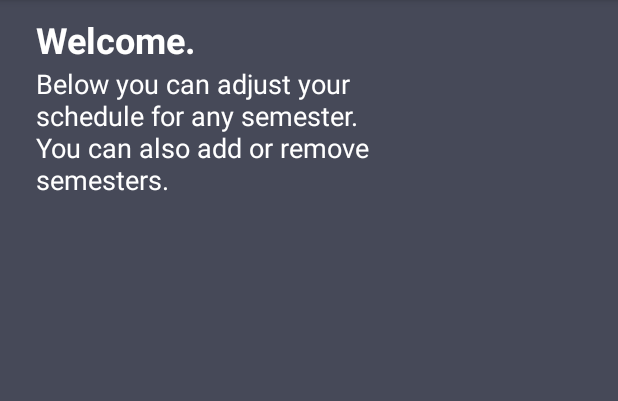
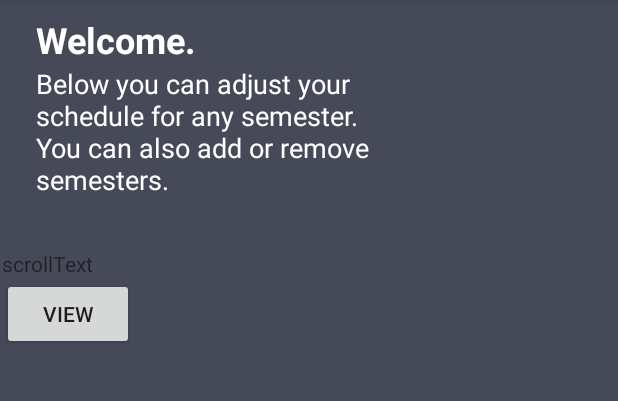
Before and after one commit to jacksonludwig/CSE248, an Android app: the screen it shows after launch (MainActivity), on a phone screen of 412 x 824 dp, the part 84-485 px from its top. Run offline under Robolectric (Android 15) with nearby library versions, the phone set to English and light mode, and no system bars.

Commit message:
started scrollview test

```diff
--- a/CSScheduleMaker/app/src/main/res/layout/activity_main.xml
+++ b/CSScheduleMaker/app/src/main/res/layout/activity_main.xml
@@ -52,7 +52,23 @@
         <LinearLayout
             android:layout_width="match_parent"
             android:layout_height="wrap_content"
-            android:orientation="vertical" />
+            android:orientation="vertical" >
+
+            <TextView
+                android:id="@+id/tv_long"
+                android:layout_width="wrap_content"
+                android:layout_height="match_parent"
+                android:text="@string/scrolltextTest" >
+            </TextView>
+
+            <Button
+                android:id="@+id/btn_act"
+                android:layout_width="wrap_content"
+                android:layout_height="wrap_content"
+                android:text="View" >
+            </Button>
+
+        </LinearLayout>
     </ScrollView>
 
 </androidx.constraintlayout.widget.ConstraintLayout>
--- a/CSScheduleMaker/app/src/main/res/values/strings.xml
+++ b/CSScheduleMaker/app/src/main/res/values/strings.xml
@@ -2,4 +2,5 @@
     <string name="app_name">CSScheduleMaker</string>
     <string name="WelcomeText">Welcome.</string>
     <string name="welcome_description">Below you can adjust your schedule for any semester. You can also add or remove semesters.</string>
+    <string name="scrolltextTest">scrollText</string>
 </resources>
```
